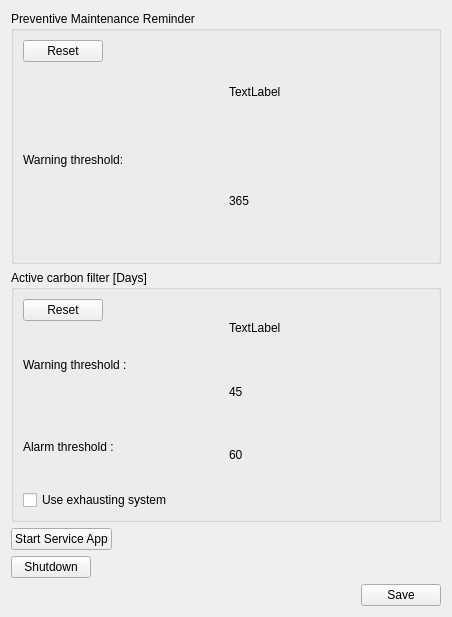
Old version of the form HimalayaMain/Gui/Components/Settings/Forms/ServiceSettingsWidget.ui in the repository Liyezhong/Master.
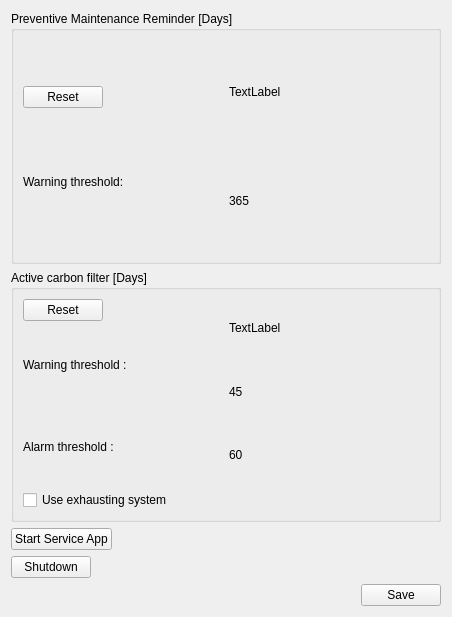
New version of the form.

```diff
--- a/HimalayaMain/Gui/Components/Settings/Forms/ServiceSettingsWidget.ui
+++ b/HimalayaMain/Gui/Components/Settings/Forms/ServiceSettingsWidget.ui
@@ -19,7 +19,7 @@
      <item>
       <widget class="QGroupBox" name="groupBox">
        <property name="title">
-        <string>Preventive Maintenance Reminder</string>
+        <string>Preventive Maintenance Reminder [Days]</string>
        </property>
        <layout class="QHBoxLayout" name="horizontalLayout_6">
         <item>
@@ -39,6 +39,12 @@
           </item>
           <item>
            <widget class="QLabel" name="label_2">
+            <property name="maximumSize">
+             <size>
+              <width>16777215</width>
+              <height>44</height>
+             </size>
+            </property>
             <property name="text">
              <string>Warning threshold:</string>
             </property>
```
Left out of the diff: 6 changed lines with no effect on the pictures.
